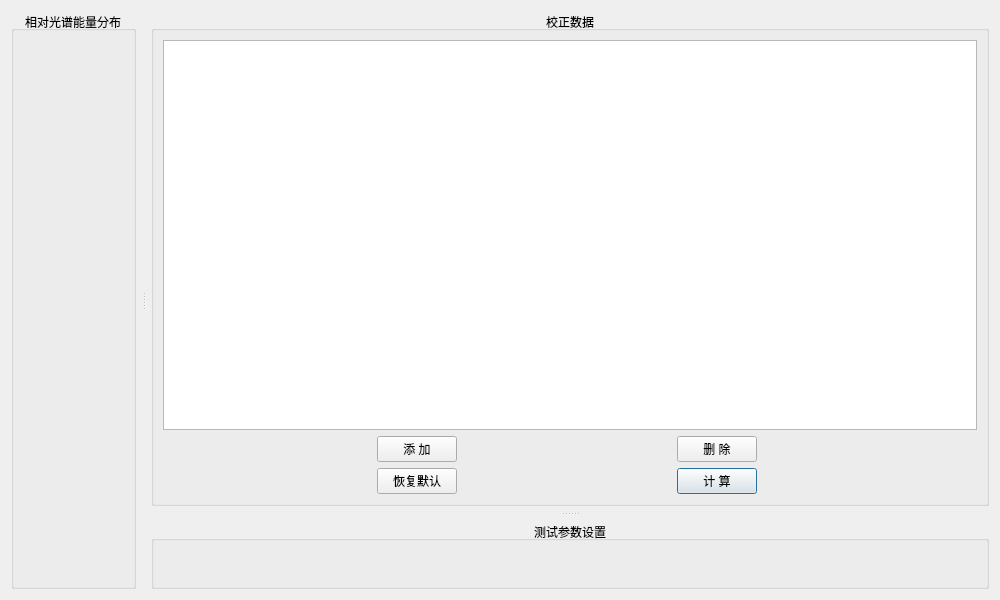
Before: the Qt Designer form HeGui/HAdjustEditDialog.ui in hexianqi/QtCode, drawn with Qt 5.
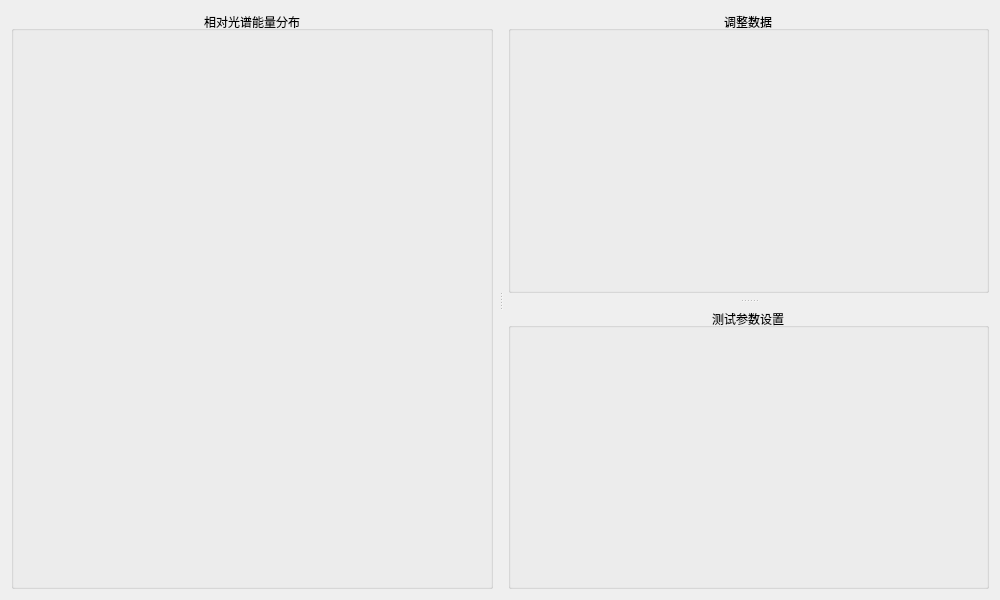
After: the same form once the commit is applied. Custom widgets are drawn as their Qt base class.

```diff
--- a/HeGui/HAdjustEditDialog.ui
+++ b/HeGui/HAdjustEditDialog.ui
@@ -39,93 +39,13 @@
        <number>15</number>
       </property>
       <widget class="QGroupBox" name="groupBox_2">
-       <property name="minimumSize">
-        <size>
-         <width>350</width>
-         <height>0</height>
-        </size>
-       </property>
        <property name="title">
-        <string>校正数据</string>
+        <string>调整数据</string>
        </property>
        <property name="alignment">
         <set>Qt::AlignCenter</set>
        </property>
-       <layout class="QGridLayout" name="gridLayout_2">
-        <item row="2" column="3">
-         <widget class="QPushButton" name="pushButton_4">
-          <property name="text">
-           <string>计 算</string>
-          </property>
-         </widget>
-        </item>
-        <item row="1" column="1">
-         <widget class="QPushButton" name="pushButton_1">
-          <property name="text">
-           <string>添 加</string>
-          </property>
-         </widget>
-        </item>
-        <item row="0" column="0" colspan="6">
-         <widget class="HEntireTableWidget" name="tableWidget"/>
-        </item>
-        <item row="1" column="3">
-         <widget class="QPushButton" name="pushButton_2">
-          <property name="text">
-           <string>删 除</string>
-          </property>
-         </widget>
-        </item>
-        <item row="1" column="2" rowspan="2">
-         <spacer name="horizontalSpacer_2">
-          <property name="orientation">
-           <enum>Qt::Horizontal</enum>
-          </property>
-          <property name="sizeHint" stdset="0">
-           <size>
-            <width>20</width>
-            <height>20</height>
-           </size>
-          </property>
-         </spacer>
-        </item>
-        <item row="2" column="1">
-         <widget class="QPushButton" name="pushButton_3">
-          <property name="text">
-           <string>恢复默认</string>
-          </property>
-          <property name="autoDefault">
-           <bool>false</bool>
-          </property>
-         </widget>
-        </item>
-        <item row="1" column="0" rowspan="2">
-         <spacer name="horizontalSpacer_1">
-          <property name="orientation">
-           <enum>Qt::Horizontal</enum>
-          </property>
-          <property name="sizeHint" stdset="0">
-           <size>
-            <width>0</width>
-            <height>20</height>
-           </size>
-          </property>
-         </spacer>
-        </item>
-        <item row="1" column="5" rowspan="2">
-         <spacer name="horizontalSpacer_9">
-          <property name="orientation">
-           <enum>Qt::Horizontal</enum>
-          </property>
-          <property name="sizeHint" stdset="0">
-           <size>
-            <width>0</width>
-            <height>20</height>
-           </size>
-          </property>
-         </spacer>
-        </item>
-       </layout>
+       <layout class="QGridLayout" name="gridLayout_2"/>
       </widget>
       <widget class="QGroupBox" name="groupBox_3">
        <property name="title">
@@ -141,20 +61,6 @@
    </item>
   </layout>
  </widget>
- <customwidgets>
-  <customwidget>
-   <class>HEntireTableWidget</class>
-   <extends>QTableWidget</extends>
-   <header>HePlugin/HEntireTableWidget.h</header>
-  </customwidget>
- </customwidgets>
- <tabstops>
-  <tabstop>tableWidget</tabstop>
-  <tabstop>pushButton_1</tabstop>
-  <tabstop>pushButton_2</tabstop>
-  <tabstop>pushButton_3</tabstop>
-  <tabstop>pushButton_4</tabstop>
- </tabstops>
  <resources/>
  <connections/>
 </ui>
```
Left out of the diff: 2 changed lines with no effect on the pictures.
